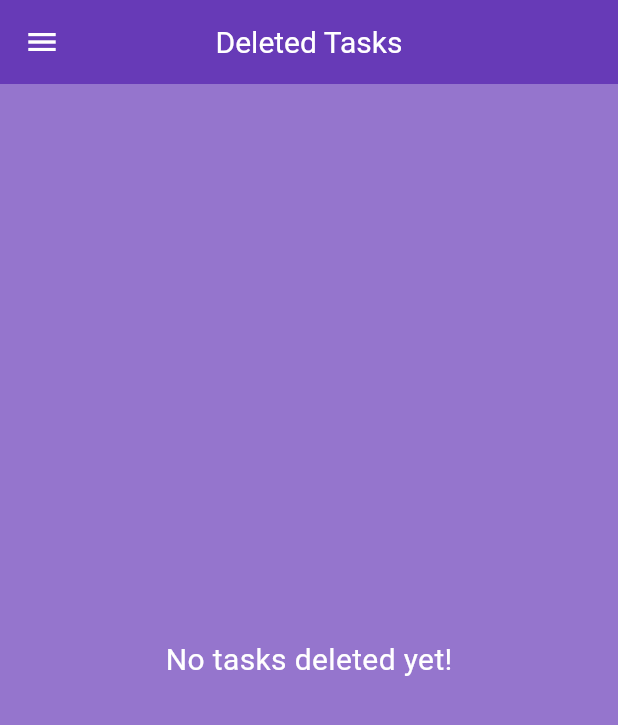
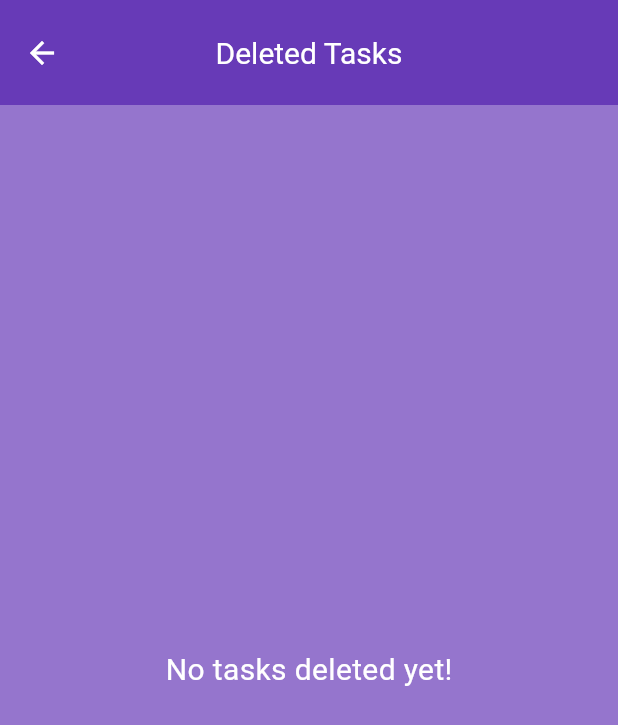
Before and after one commit to 8xNehanSS/flutter-todo-application, a Flutter app: the DeletedPage screen opened directly, on a phone screen of 412 x 824 dp. Shown: the top 725 px of the screen. Run offline on Flutter 3.47's test engine with Material 3 defaults, Android fonts, the phone set to English and light mode, and no system bars; our stand-ins replace flutter_slidable; Roboto replaces fonts that are missing (Poppins).

Commit message:
edited appearance

```diff
--- a/lib/pages/deleted_tasks.dart
+++ b/lib/pages/deleted_tasks.dart
@@ -3,7 +3,6 @@ import 'dart:io';
 import 'package:flutter/material.dart';
 import 'package:flutter_todo/pages/home_page.dart';
 import 'package:flutter_todo/utils/deleted_list.dart';
-import 'package:flutter_todo/utils/todo_list.dart';
 import 'package:path_provider/path_provider.dart';
 
 class DeletedPage extends StatefulWidget {
@@ -150,82 +149,18 @@ class _DeletedPageState extends State<DeletedPage> {
     return Scaffold(
       backgroundColor: Colors.deepPurple.shade300,
       appBar: AppBar(
+        toolbarHeight: 70,
         centerTitle: true,
         title: const Text(
           'Deleted Tasks',
           textAlign: TextAlign.center,
           style: TextStyle(
             fontSize: 20,
-            fontFamily: 'Poppins',
             color: Colors.white,
           ),
         ),
         backgroundColor: Colors.deepPurple,
         foregroundColor: Colors.white,
-      ),
-      drawer: Drawer(
-        child: ListView(
-          children: [
-            Container(
-              decoration: const BoxDecoration(
-                color: Colors.deepPurple,
-              ),
-              child: ListTile(
-                title: const Center(
-                  child: Text(
-                    'Simple ToDo',
-                    style: TextStyle(
-                      fontSize: 20,
-                      color: Colors.white,
-                    ),
-                  ),
-                ),
-                onTap: () {
-                  Navigator.pushAndRemoveUntil(
-                      context,
-                      MaterialPageRoute(builder: (context) => HomePage()),
-                      (route) => false);
-                },
-              ),
-            ),
-            ListTile(
-              title: const Text(
-                'ToDo List',
-                style: TextStyle(
-                  fontSize: 19,
-                  color: Colors.deepPurple,
-                ),
-              ),
-              onTap: () {
-                Navigator.pushAndRemoveUntil(
-                    context,
-                    MaterialPageRoute(builder: (context) => HomePage()),
-                    (route) => false);
-              },
-            ),
-            const ListTile(
-              title: Text(
-                'Deleted Tasks',
-                style: TextStyle(
-                  fontSize: 19,
-                  color: Colors.deepPurple,
-                ),
-              ),
-            ),
-            ListTile(
-              title: const Text(
-                'About Simple ToDo',
-                style: TextStyle(
-                  fontSize: 19,
-                  color: Colors.deepPurple,
-                ),
-              ),
-              onTap: () {
-                Navigator.pop(context);
-              },
-            ),
-          ],
-        ),
       ),
       body: todoList.isEmpty
           ? const Center(
```
Also changed, not shown: lib/pages/home_page.dart (+27 -7 lines).
